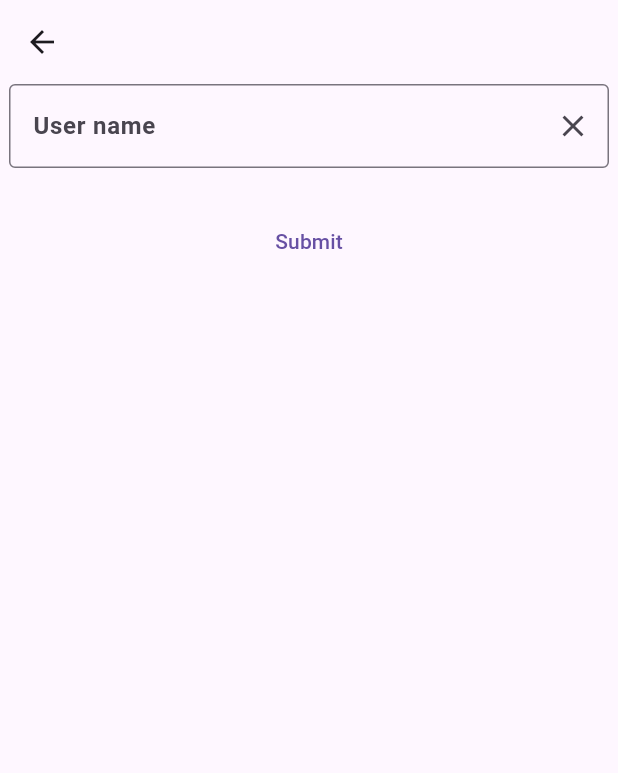
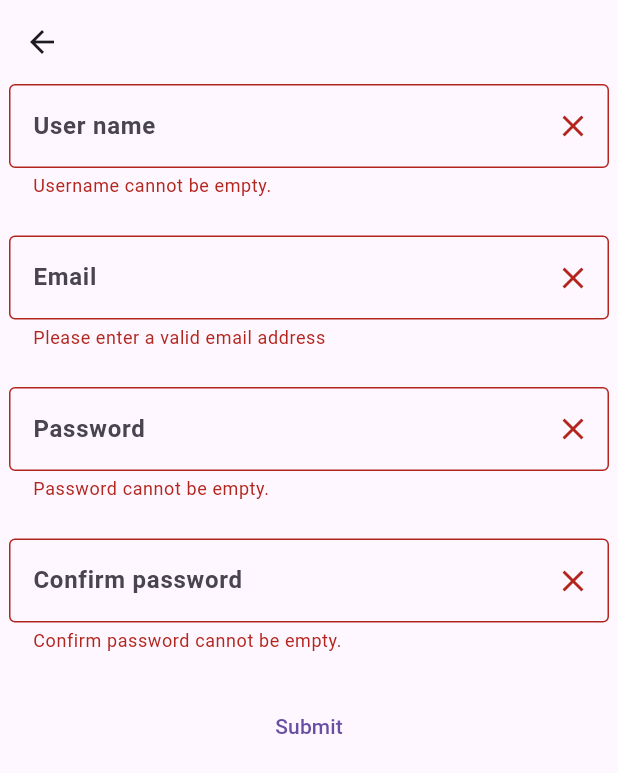
Before and after one commit to Zeyad1911/electrofix-backend1, a Flutter app: the SignupPage screen opened directly, after a tap on "Submit", on a phone screen of 412 x 824 dp. Shown: the top 773 px of the screen. Run offline on Flutter 3.47's test engine with Material 3 defaults, Android fonts, the phone set to English and light mode, and no system bars; our stand-ins replace email_validator, flutter_pw_validator, shared_preferences; accounts and stored records are empty.

Commit message:
fixed client side validation

```diff
--- /dev/null
+++ b/lib/components/sign_button.dart
@@ -0,0 +1,12 @@
+import 'package:flutter/material.dart';
+
+class SignButton extends StatelessWidget {
+  final void Function;
+
+  const SignButton({super.key, this.Function});
+
+  @override
+  Widget build(BuildContext context) {
+    return ElevatedButton(onPressed: , child: const Text("Submit"));
+  }
+}
--- a/lib/components/user_name_field.dart
+++ b/lib/components/user_name_field.dart
@@ -1,17 +1,26 @@
 import 'package:app/functions/validate_name.dart';
 import 'package:flutter/material.dart';
 
-class UsernameField extends StatelessWidget {
+class SignupField extends StatefulWidget {
   final TextEditingController controller;
   final Function(String?) onSaved;
   final String hintText;
   final String? Function(String?) validator;
-  const UsernameField(
-      {super.key,
+
+  const SignupField({
+    super.key,
     required this.controller,
     required this.onSaved,
     required this.hintText,
-      required this.validator});
+    required this.validator,
+  });
+
+  @override
+  State<SignupField> createState() => _SignupFieldState();
+}
+
+class _SignupFieldState extends State<SignupField> {
+  String _username = "";
 
   @override
   Widget build(BuildContext context) {
@@ -20,23 +29,33 @@ class UsernameField extends StatelessWidget {
         SizedBox(
           width: 400,
           child: TextFormField(
-            controller: controller,
-            onSaved: onSaved,
+            controller: widget.controller,
+            onSaved: widget.onSaved,
             decoration: InputDecoration(
-                hintText: hintText,
+              hintText: widget.hintText,
               hintStyle: const TextStyle(fontWeight: FontWeight.bold),
               suffixIcon: IconButton(
                 onPressed: () {
-                    controller.clear();
+                  setState(() {
+                    _username = "";
+                    widget.controller.clear();
+                  });
                 },
                 icon: const Icon(Icons.close),
               ),
               focusedBorder: const OutlineInputBorder(
                 borderSide: BorderSide(color: Colors.black),
               ),
-                border:
-                    OutlineInputBorder(borderRadius: BorderRadius.circular(4))),
-            validator: validator,
+              border: OutlineInputBorder(
+                borderRadius: BorderRadius.circular(4),
+              ),
+            ),
+            validator: widget.validator,
+            onChanged: (value) {
+              setState(() {
+                _username = value ?? "";
+              });
+            },
           ),
         ),
         const SizedBox(
--- a/lib/functions/validate_name.dart
+++ b/lib/functions/validate_name.dart
@@ -1,10 +1,11 @@
-String? validateUsername(String? value) {
+String validateUsername(String? value) {
   if (value == null || value.isEmpty) {
     return 'Username cannot be empty.';
   } else if (value.length < 4) {
     return 'Username must be at least 4 characters long.';
-  } else if (!RegExp(r'^[a-zA-Z0-9_]+$').hasMatch(value)) {
+  } else if (!RegExp(r'^[a-zA-Z0-9_][a-zA-Z0-9_]*$').hasMatch(value)) {
     return 'Username can only contain letters, numbers, and underscores.';
+  } else {
+    return 'passed';
   }
-  return null;
 }
--- a/lib/pages/sign_up.dart
+++ b/lib/pages/sign_up.dart
@@ -10,7 +10,7 @@ class SignupPage extends StatefulWidget {
 }
 
 class _SignupPageState extends State<SignupPage> {
-  final _formKey = GlobalKey<FormState>();
+  final formKey = GlobalKey<FormState>();
   final nameController = TextEditingController();
   final emailController = TextEditingController();
   final passwordController = TextEditingController();
@@ -35,9 +35,10 @@ class _SignupPageState extends State<SignupPage> {
         ),
         body: Center(
           child: Form(
+            key: formKey,
             child: Column(
               children: [
-                UsernameField(
+                SignupField(
                     hintText: 'User name',
                     controller: nameController,
                     validator: (value) {
@@ -45,24 +46,64 @@ class _SignupPageState extends State<SignupPage> {
                         return 'Username cannot be empty.';
                       } else if (value.length < 4) {
                         return 'Username must be at least 4 characters long.';
-                      } else if (!RegExp(r'^[a-zA-Z0-9_]+$').hasMatch(value)) {
-                        return 'Username can only contain letters, numbers, and underscores.';
+                      } else if (!RegExp(r'^[a-zA-Z]+$').hasMatch(value)) {
+                        return 'Username can only contain letters.';
+                      } else {
+                        return null;
                       }
-                      print('good');
+                    },
+                    onSaved: (value) => value),
+                SignupField(
+                    hintText: 'Email',
+                    controller: emailController,
+                    validator: (value) {
+                      if (value == null) {
+                        return 'Email address cannot be empty.';
+                      } else if (!RegExp(r'^[^\s@]+@[^\s@]+\.com$')
+                          .hasMatch(value)) {
+                        return 'Please enter a valid email address';
+                      }
+                      return null;
+                    },
+                    onSaved: (value) => value),
+                SignupField(
+                    hintText: 'Password',
+                    controller: passwordController,
+                    validator: (value) {
+                      if (value!.isEmpty) {
+                        return 'Password cannot be empty.';
+                      } else if (value.length < 6) {
+                        return 'Password must be at least 6 characters long.';
+                      } else if (!RegExp(r'[A-Z]').hasMatch(value)) {
+                        return 'Password must contain at least one uppercase letter.';
+                      } else if (!RegExp(r'[a-z]').hasMatch(value)) {
+                        return 'Password must contain at least one lowercase letter.';
+                      } else if (!RegExp(r'\d').hasMatch(value)) {
+                        return 'Password must contain at least one digit.';
+                      } else if (!RegExp(r'[!@#$%^&*(),.?":{}|<>]')
+                          .hasMatch(value)) {
+                        return 'Password must contain at least one special character.';
+                      }
+                      return null;
+                    },
+                    onSaved: (value) => value),
+                SignupField(
+                    hintText: 'Confirm password',
+                    controller: confPasswordController,
+                    validator: (value) {
+                      if (value!.isEmpty) {
+                        return 'Confirm password cannot be empty.';
+                      } else if (value != confPasswordController.text) {
+                        return 'Passwords do not match.';
+                      }
                       return null;
                     },
                     onSaved: (value) => value),
                 TextButton(
                     onPressed: () {
-                      if (_formKey.currentState != null) {
-                        final form = _formKey
-                            .currentState!; // Now safe to access after check
-                        if (form.validate()) {
-                          print('valid');
-                        }
-                      } else {
-                        // Handle the case where the form is not yet initialized (optional)
-                      }
+                      final form = formKey.currentState!;
+
+                      if (form.validate()) {}
                     },
                     child: Text("Submit"))
               ],
```
Lines whose indentation alone changed are shown as unchanged.
